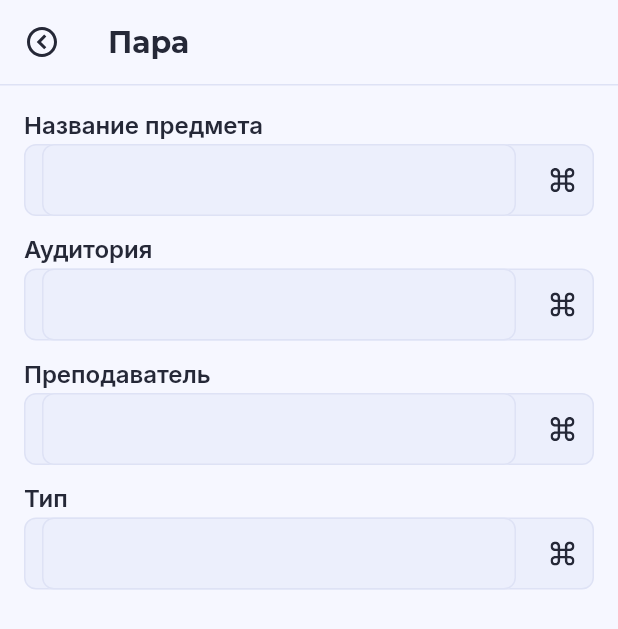
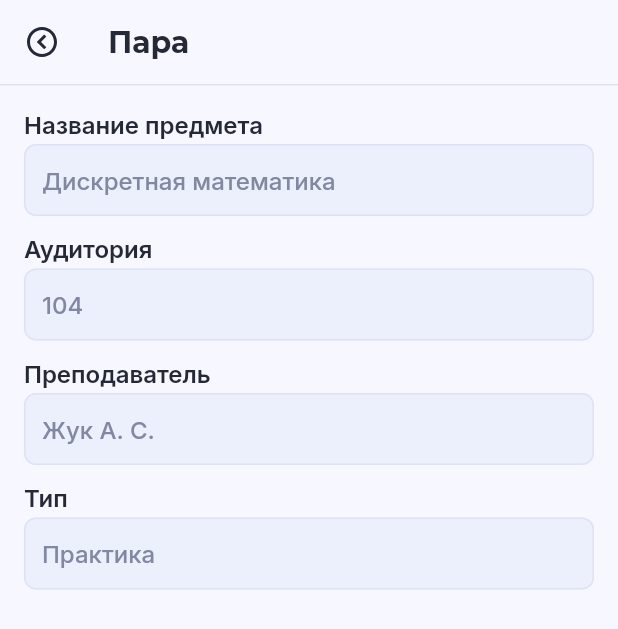
Before and after one commit to Null-Delta/StudRasp-Requiem, a Flutter app: the LessonEditorPage screen opened directly with empty values, on a phone screen of 412 x 824 dp. Shown: the top 629 px of the screen. Run offline on Flutter 3.47's test engine with Material 2 defaults, Android fonts, the phone set to English and light mode, and no system bars; our stand-ins replace flutter_riverpod, flutter_svg, freezed_annotation, google_fonts; missing offline and left inert: day_night_time_picker; project files that could hold a hidden picture were left out.

Commit message:
LessonEditorPage refactor

```diff
--- a/studrasp_requiem/lib/ui/lesson_editor_page/lesson_editor_page.dart
+++ b/studrasp_requiem/lib/ui/lesson_editor_page/lesson_editor_page.dart
@@ -8,7 +8,6 @@ import '../../models/lesson/lesson_model.dart';
 import '../../providers/providers.dart';
 import '../../styles/colors.dart';
 import '../../styles/fonts.dart';
-import 'widgets/lesson_part_input.dart';
 
 class LessonEditorPage extends ConsumerStatefulWidget {
   const LessonEditorPage({
@@ -25,39 +24,27 @@ class LessonEditorPage extends ConsumerStatefulWidget {
 }
 
 class _LessonEditorPageState extends ConsumerState<LessonEditorPage> {
-  late TextEditingController nameTextEditingController = TextEditingController()
-    ..text = ref
-        .read(currentEditingTimetable)
-        .days[widget.lessonDay]
-        .lessons[widget.lessonNumber]
-        .name;
-  late TextEditingController audienceTextEditingController =
-      TextEditingController()
-        ..text = ref
-            .read(currentEditingTimetable)
-            .days[widget.lessonDay]
-            .lessons[widget.lessonNumber]
-            .audience;
-  late TextEditingController teacherTextEditingController =
-      TextEditingController()
-        ..text = ref
-            .read(currentEditingTimetable)
-            .days[widget.lessonDay]
-            .lessons[widget.lessonNumber]
-            .teacher;
-  late TextEditingController typeTextEditingController = TextEditingController()
-    ..text = ref
-        .read(currentEditingTimetable)
-        .days[widget.lessonDay]
-        .lessons[widget.lessonNumber]
-        .type;
+  late Lesson lesson = ref
+      .read(currentEditingTimetable)
+      .days[widget.lessonDay]
+      .lessons[widget.lessonNumber];
+
+  late TextEditingController name = TextEditingController(text: lesson.name);
+
+  late TextEditingController audience =
+      TextEditingController(text: lesson.audience);
+
+  late TextEditingController teacher =
+      TextEditingController(text: lesson.teacher);
+
+  late TextEditingController type = TextEditingController(text: lesson.type);
 
   void saveChanges() {
     Lesson newLesson = Lesson(
-      name: nameTextEditingController.text,
-      type: typeTextEditingController.text,
-      teacher: teacherTextEditingController.text,
-      audience: audienceTextEditingController.text,
+      name: name.text,
+      type: type.text,
+      teacher: teacher.text,
+      audience: audience.text,
     );
 
     ref.read(currentEditingTimetable.notifier).update(
@@ -124,31 +111,52 @@ class _LessonEditorPageState extends ConsumerState<LessonEditorPage> {
             Padding(
               padding: const EdgeInsets.all(16.0),
               child: Column(
+                crossAxisAlignment: CrossAxisAlignment.start,
                 children: [
-                  LessonPartInput(
-                    partName: 'Название предмета',
-                    controller: nameTextEditingController,
+                  AppTextField(
+                    label: 'Название предмета',
+                    textField: TextField(
+                      controller: name,
+                      decoration: const InputDecoration(
+                        hintText: 'Дискретная математика',
+                      ),
+                    ),
                   ),
                   const SizedBox(
                     height: 12,
                   ),
-                  LessonPartInput(
-                    partName: 'Аудитория',
-                    controller: audienceTextEditingController,
+                  AppTextField(
+                    label: 'Аудитория',
+                    textField: TextField(
+                      controller: audience,
+                      decoration: const InputDecoration(
+                        hintText: '104',
+                      ),
+                    ),
                   ),
                   const SizedBox(
                     height: 12,
                   ),
-                  LessonPartInput(
-                    partName: 'Преподаватель',
-                    controller: teacherTextEditingController,
+                  AppTextField(
+                    label: 'Преподаватель',
+                    textField: TextField(
+                      controller: teacher,
+                      decoration: const InputDecoration(
+                        hintText: 'Жук А. С.',
+                      ),
+                    ),
                   ),
                   const SizedBox(
                     height: 12,
                   ),
-                  LessonPartInput(
-                    partName: 'Тип',
-                    controller: typeTextEditingController,
+                  AppTextField(
+                    label: 'Тип',
+                    textField: TextField(
+                      controller: type,
+                      decoration: const InputDecoration(
+                        hintText: 'Практика',
+                      ),
+                    ),
                   ),
                 ],
               ),
@@ -159,3 +167,32 @@ class _LessonEditorPageState extends ConsumerState<LessonEditorPage> {
     );
   }
 }
+
+class AppTextField extends StatelessWidget {
+  const AppTextField({
+    Key? key,
+    required this.textField,
+    required this.label,
+  }) : super(key: key);
+
+  final TextField textField;
+  final String label;
+
+  @override
+  Widget build(BuildContext context) {
+    final textStyles = Theme.of(context).extension<AppTextStyles>()!;
+    return Column(
+      crossAxisAlignment: CrossAxisAlignment.start,
+      children: [
+        Text(
+          label,
+          style: textStyles.subtitle,
+        ),
+        const SizedBox(
+          height: 4,
+        ),
+        textField
+      ],
+    );
+  }
+}
```
